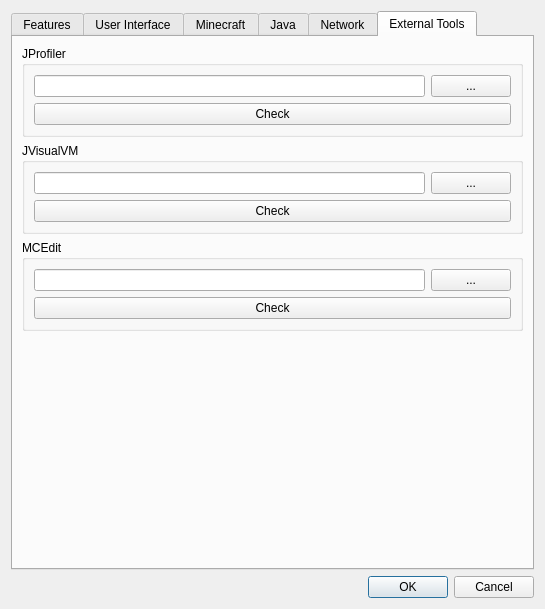
Before: the Qt Designer form gui/dialogs/SettingsDialog.ui in FreesmTeam/FreesmLauncher, drawn with Qt 5.
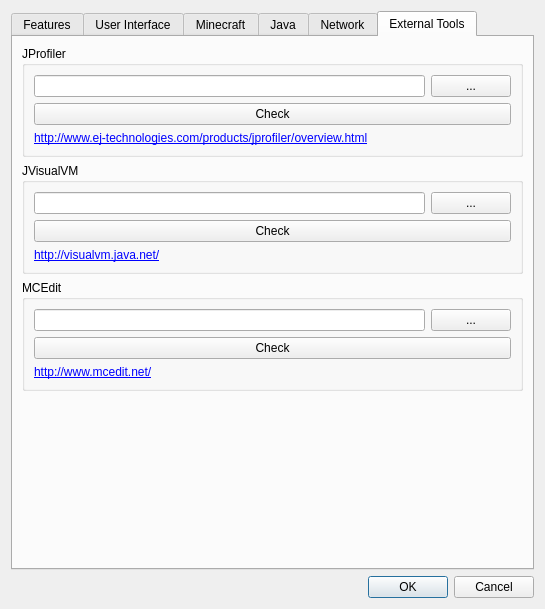
After: the same form once the commit is applied. The open tabs and pages were chosen to show the change. Icons and pictures are not drawn.

Commit message: Links to the tools

The edit to the form file:
```diff
--- a/gui/dialogs/SettingsDialog.ui
+++ b/gui/dialogs/SettingsDialog.ui
@@ -895,6 +895,13 @@
             </property>
            </widget>
           </item>
+          <item>
+           <widget class="QLabel" name="label_6">
+            <property name="text">
+             <string>&lt;html&gt;&lt;head/&gt;&lt;body&gt;&lt;p&gt;&lt;a href=&quot;http://www.ej-technologies.com/products/jprofiler/overview.html&quot;&gt;&lt;span style=&quot; text-decoration: underline; color:#0000ff;&quot;&gt;http://www.ej-technologies.com/products/jprofiler/overview.html&lt;/span&gt;&lt;/a&gt;&lt;/p&gt;&lt;/body&gt;&lt;/html&gt;</string>
+            </property>
+           </widget>
+          </item>
          </layout>
         </widget>
        </item>
@@ -925,6 +932,13 @@
             </property>
            </widget>
           </item>
+          <item>
+           <widget class="QLabel" name="label_5">
+            <property name="text">
+             <string>&lt;html&gt;&lt;head/&gt;&lt;body&gt;&lt;p&gt;&lt;a href=&quot;http://visualvm.java.net/&quot;&gt;&lt;span style=&quot; text-decoration: underline; color:#0000ff;&quot;&gt;http://visualvm.java.net/&lt;/span&gt;&lt;/a&gt;&lt;/p&gt;&lt;/body&gt;&lt;/html&gt;</string>
+            </property>
+           </widget>
+          </item>
          </layout>
         </widget>
        </item>
@@ -955,6 +969,13 @@
             </property>
            </widget>
           </item>
+          <item>
+           <widget class="QLabel" name="label_4">
+            <property name="text">
+             <string>&lt;html&gt;&lt;head/&gt;&lt;body&gt;&lt;p&gt;&lt;a href=&quot;http://www.mcedit.net/&quot;&gt;&lt;span style=&quot; text-decoration: underline; color:#0000ff;&quot;&gt;http://www.mcedit.net/&lt;/span&gt;&lt;/a&gt;&lt;/p&gt;&lt;/body&gt;&lt;/html&gt;</string>
+            </property>
+           </widget>
+          </item>
          </layout>
         </widget>
        </item>
```
